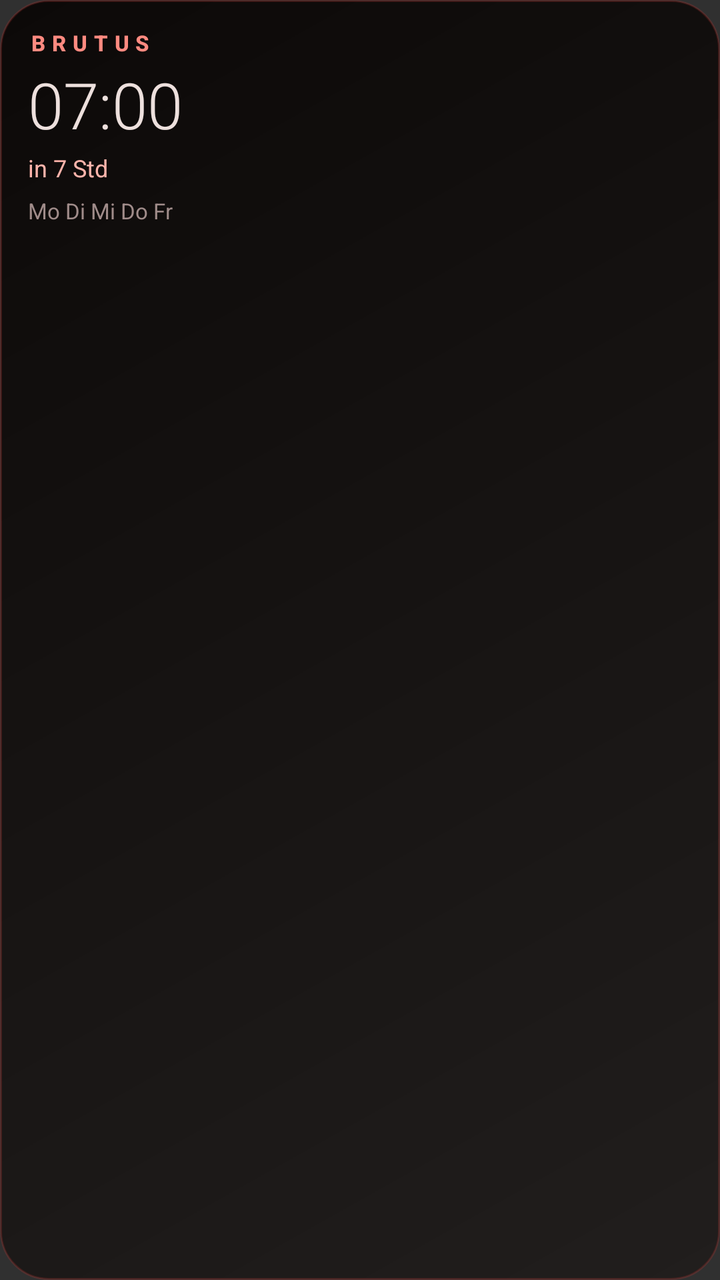
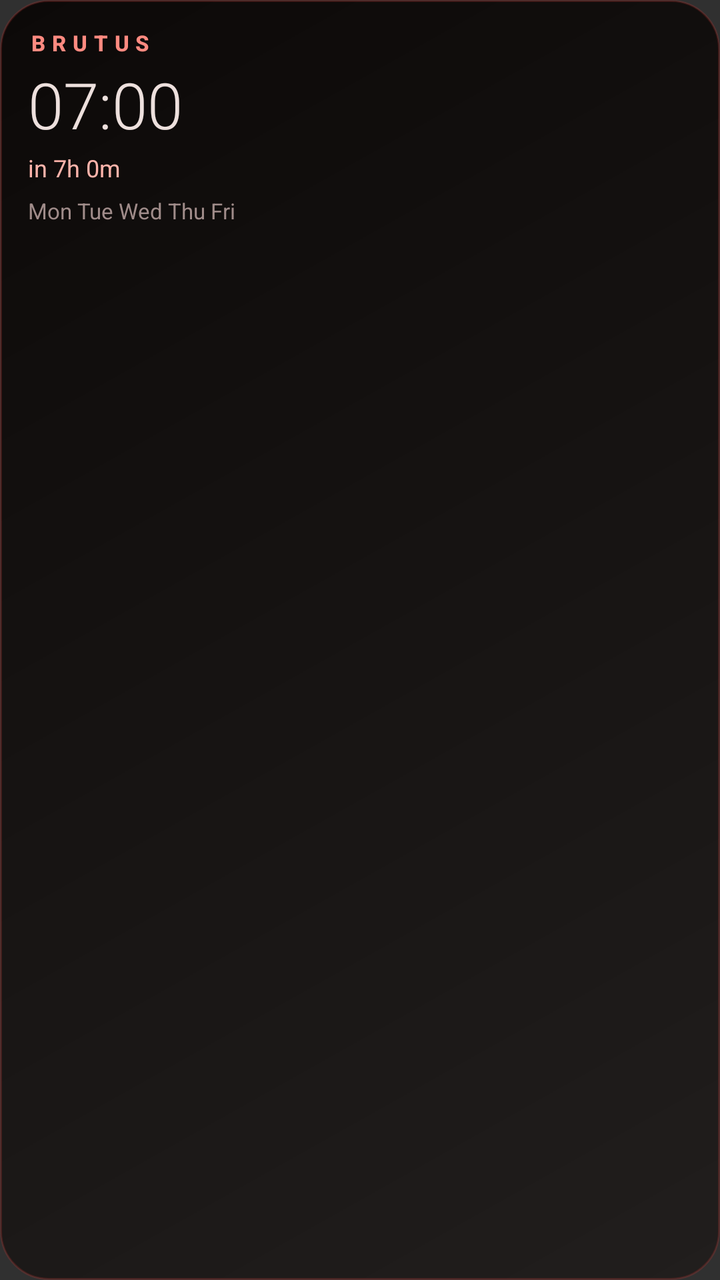

The first picture is an Android layout as it rendered before a commit; the second is the same layout after the commit. The layout source and the unified diff follow.
<!-- AndroidManifest.xml: application theme android:Theme.Material.NoActionBar -->
<!-- res/layout/widget_next_alarm.xml -->
<?xml version="1.0" encoding="utf-8"?>
<LinearLayout xmlns:android="http://schemas.android.com/apk/res/android"
    android:layout_width="match_parent"
    android:layout_height="match_parent"
    android:orientation="vertical"
    android:padding="14dp"
    android:background="@drawable/widget_background"
    android:gravity="start|top">

    <TextView
        android:id="@+id/widget_label"
        android:layout_width="wrap_content"
        android:layout_height="wrap_content"
        android:text="BRUTUS"
        android:textColor="#FF8A80"
        android:textSize="11sp"
        android:textStyle="bold"
        android:letterSpacing="0.3"
        android:fontFamily="sans-serif-medium" />

    <TextView
        android:id="@+id/widget_time"
        android:layout_width="match_parent"
        android:layout_height="wrap_content"
        android:layout_marginTop="2dp"
        android:textColor="#EDE0DD"
        android:textSize="32sp"
        android:fontFamily="sans-serif-light"
        android:text="07:00"
        android:maxLines="1"
        android:ellipsize="end" />

    <TextView
        android:id="@+id/widget_countdown"
        android:layout_width="match_parent"
        android:layout_height="wrap_content"
        android:layout_marginTop="2dp"
        android:textColor="#FFB4AB"
        android:textSize="12sp"
        android:text="in 7 Std"
        android:maxLines="1"
        android:ellipsize="end" />

    <TextView
        android:id="@+id/widget_days"
        android:layout_width="match_parent"
        android:layout_height="wrap_content"
        android:layout_marginTop="6dp"
        android:textColor="#A08C8A"
        android:textSize="11sp"
        android:text="Mo Di Mi Do Fr"
        android:maxLines="1"
        android:ellipsize="end" />

</LinearLayout>
<!-- resources referenced by this layout -->
<resources>
  <!-- drawable widget_background (drawable) -->
  <?xml version="1.0" encoding="utf-8"?>
  <shape xmlns:android="http://schemas.android.com/apk/res/android"
      android:shape="rectangle">
      <gradient
          android:type="linear"
          android:angle="135"
          android:startColor="#211E1D"
          android:endColor="#0C0908" />
      <corners android:radius="24dp" />
      <stroke android:width="1dp" android:color="#33E53935" />
  </shape>
</resources>

<!-- the commit's change to res/layout/widget_next_alarm.xml (unified diff, before → after) -->
@@ -37,7 +37,7 @@
         android:layout_marginTop="2dp"
         android:textColor="#FFB4AB"
         android:textSize="12sp"
-        android:text="in 7 Std"
+        android:text="@string/widget_preview_countdown"
         android:maxLines="1"
         android:ellipsize="end" />
 
@@ -48,7 +48,7 @@
         android:layout_marginTop="6dp"
         android:textColor="#A08C8A"
         android:textSize="11sp"
-        android:text="Mo Di Mi Do Fr"
+        android:text="@string/widget_preview_days"
         android:maxLines="1"
         android:ellipsize="end" />
 
<!-- resource entries referenced after the edit -->
@@ -12,5 +12,7 @@
       <corners android:radius="24dp" />
       <stroke android:width="1dp" android:color="#33E53935" />
   </shape>
+  <string name="widget_preview_countdown">in 7h 0m</string>
+  <string name="widget_preview_days">Mon Tue Wed Thu Fri</string>
 </resources>
 
